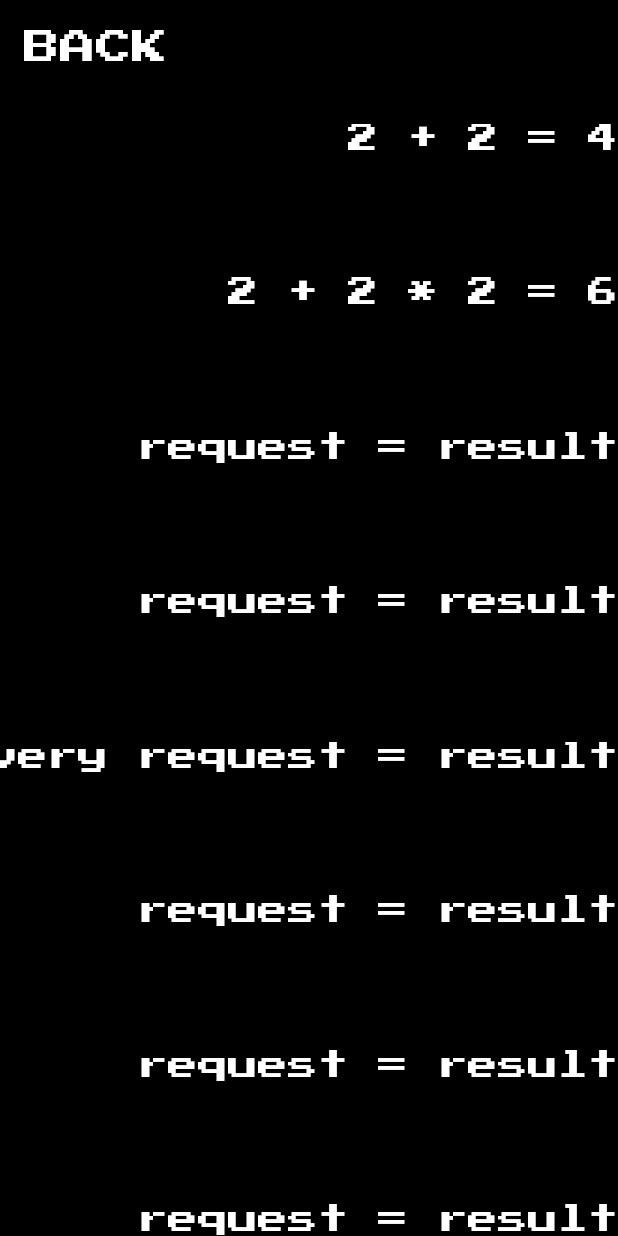
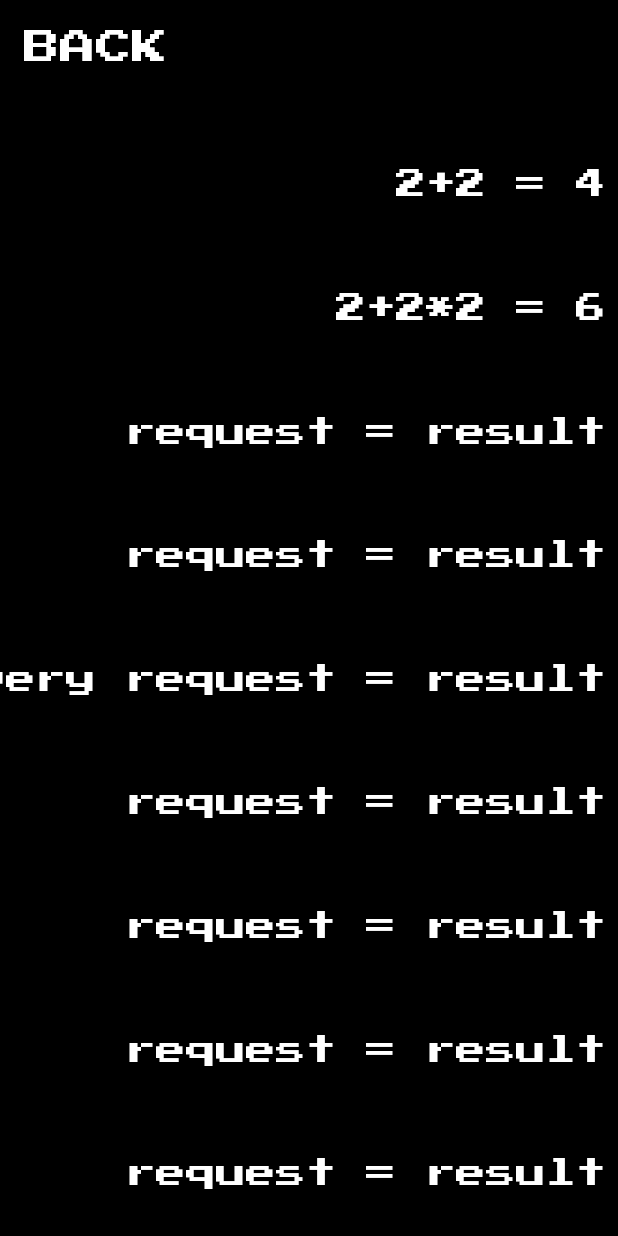
Before and after one commit to roscherk/software_engineering_sprint_0, a Flutter app: the HistoryPage screen opened directly, on a phone screen of 412 x 824 dp. Run offline on Flutter 3.47's test engine with Material 2 defaults, Android fonts, the phone set to English and light mode, and no system bars; our stand-ins replace google_fonts.

Commit message:
style+feat: redesign history page

```diff
--- a/lib/history.dart
+++ b/lib/history.dart
@@ -13,13 +13,13 @@ class HistoryPage extends StatelessWidget {
         backgroundColor: Theme.of(context).colorScheme.background,
         body: LayoutBuilder(
             builder: (BuildContext context, BoxConstraints constrains) {
-          const expressionsOnPage = 8;
+          const expressionsOnPage = 10;
           var notificationBarHeight = MediaQuery.of(context).viewPadding.top;
           var availableHeight = constrains.maxHeight -
               notificationBarHeight -
               MediaQuery.of(context).viewPadding.bottom;
-          var buttonHeight = availableHeight / 10;
-          var expressionListHeight = availableHeight * 9 / 10;
+          var buttonHeight = availableHeight / expressionsOnPage;
+          var expressionListHeight = availableHeight * (expressionsOnPage - 1) / expressionsOnPage;
           return Padding(
             padding: EdgeInsets.only(top: notificationBarHeight),
             child: Column(
@@ -51,21 +51,27 @@ class HistoryPage extends StatelessWidget {
                     scrollDirection: Axis.vertical,
                     children: List.generate(
                         history.length,
-                        (index) => SizedBox(
+                        (index) => SingleChildScrollView(
+                          scrollDirection: Axis.horizontal,
+                          reverse: true,
+                          child: SizedBox(
                             height: availableHeight / expressionsOnPage,
-                            child: GestureDetector(
-                              onTap: () {
+                            child: TextButton(
+                              onLongPress: () {
+                                Navigator.pop(context, history[index][0]);
+                              },
+                              onPressed: () {
                                 Navigator.pop(context, history[index][1]);
                               },
-                              child: SingleChildScrollView(
-                                scrollDirection: Axis.horizontal,
-                                reverse: true,
+                              child: Align(
+                                alignment: Alignment.centerRight,
                                 child: Text(
                                   '${history[index][0]} = ${history[index][1]}',
                                   style: Theme.of(context).textTheme.titleLarge,
                                 ),
                               ),
-                            )
+                            ),
+                          ),
                         )
                     ),
                   ),
@@ -81,8 +87,8 @@ class HistoryPage extends StatelessWidget {
     // TODO: сделать запрос к серверу и получить список с историей выражений
     // for lulz and testing
     return [
-      ['2 + 2', '4'],
-      ['2 + 2 * 2', '6'],
+      ['2+2', '4'],
+      ['2+2*2', '6'],
       ['request', 'result'],
       ['request', 'result'],
       ['Very-very-very-very-very-very-very request', 'result'],
```
